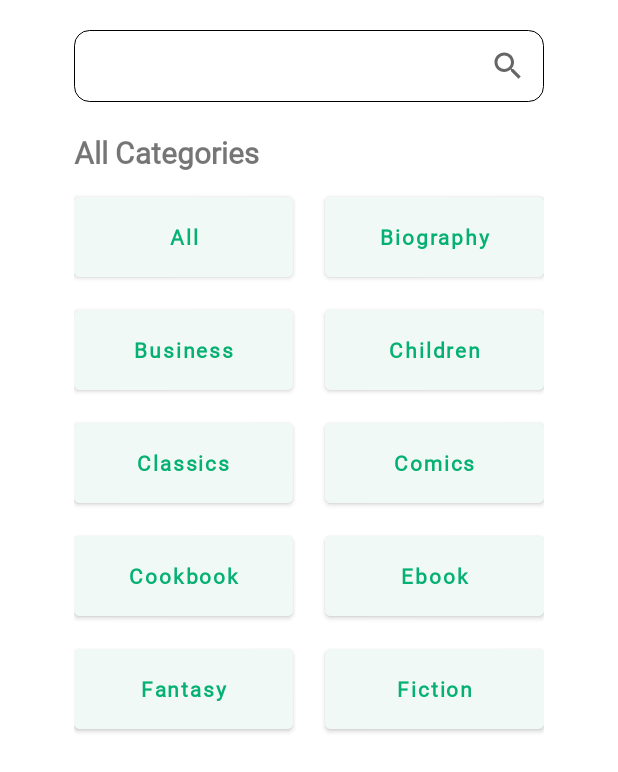
After one commit to emmanuelkech/Emmy_iBook, an Android app: the Categorisation screen opened through its navigation route, on a phone screen of 412 x 824 dp. The commit adds this screen. Shown: the top 772 px of the screen. Run offline under Robolectric (Android 15) with nearby library versions, the phone set to English and light mode, and no system bars; 1 statement that could not run was skipped.

Commit message:
Added Categorisation Page

```diff
--- /dev/null
+++ b/app/src/main/java/com/example/emmy_ibook/fragments/Categorisation.kt
@@ -0,0 +1,33 @@
+package com.example.emmy_ibook.fragments
+
+import android.os.Bundle
+import android.view.LayoutInflater
+import android.view.View
+import android.view.ViewGroup
+import androidx.fragment.app.Fragment
+import androidx.navigation.NavController
+import androidx.navigation.fragment.NavHostFragment
+import com.example.emmy_ibook.databinding.FragmentCategorisationBinding
+
+class Categorisation : Fragment() {
+
+    private var _binding: FragmentCategorisationBinding? = null
+    private val binding get() = _binding!!
+    private lateinit var navCon: NavController
+
+    override fun onCreateView(
+        inflater: LayoutInflater, container: ViewGroup?,
+        savedInstanceState: Bundle?
+    ): View {
+        // Inflate the layout for this fragment
+        _binding = FragmentCategorisationBinding.inflate(inflater, container, false)
+        navCon = NavHostFragment.findNavController(this)
+        return binding.root
+    }
+
+    override fun onViewCreated(view: View, savedInstanceState: Bundle?) {
+        binding.btnAll.setOnClickListener {
+
+        }
+    }
+}
--- /dev/null
+++ b/app/src/main/res/drawable/categorisation_btn_bg.xml
@@ -0,0 +1,16 @@
+<?xml version="1.0" encoding="utf-8"?>
+<selector xmlns:android="http://schemas.android.com/apk/res/android">
+
+    <!-- Focused and not pressed -->
+    <item android:color="#F1F9F7" android:state_focused="true" android:state_pressed="false" />
+
+    <!-- Focused and pressed -->
+    <item android:color="#04B072" android:state_focused="true" android:state_pressed="true" />
+
+    <!-- Unfocused and pressed -->
+    <item android:color="#04B072" android:state_focused="false" android:state_pressed="true" />
+
+    <!-- Default color -->
+    <item android:color="#F1F9F7" />
+
+</selector>
--- /dev/null
+++ b/app/src/main/res/drawable/categorisation_btn_text_color.xml
@@ -0,0 +1,15 @@
+<?xml version="1.0" encoding="utf-8"?>
+<selector xmlns:android="http://schemas.android.com/apk/res/android">
+
+    <!-- Focused and not pressed -->
+    <item android:color="#04B072" android:state_focused="true" android:state_pressed="false" />
+
+    <!-- Focused and pressed -->
+    <item android:color="#FFFFFF" android:state_focused="true" android:state_pressed="true" />
+
+    <!-- Unfocused and pressed -->
+    <item android:color="#FFFFFF" android:state_focused="false" android:state_pressed="true" />
+
+    <!-- Default color -->
+    <item android:color="#04B072" />
+</selector>
--- /dev/null
+++ b/app/src/main/res/drawable/searchview_background.xml
@@ -0,0 +1,10 @@
+<?xml version="1.0" encoding="utf-8"?>
+<shape xmlns:android="http://schemas.android.com/apk/res/android"
+    android:padding="12dp"
+    android:shape="rectangle">
+    <solid android:color="@color/white" />
+    <stroke
+        android:width="0.3dp"
+        android:color="@color/black" />
+    <corners android:radius="10dp" />
+</shape>
--- /dev/null
+++ b/app/src/main/res/layout/fragment_categorisation.xml
@@ -0,0 +1,178 @@
+<?xml version="1.0" encoding="utf-8"?>
+
+<ScrollView xmlns:android="http://schemas.android.com/apk/res/android"
+    xmlns:app="http://schemas.android.com/apk/res-auto"
+    xmlns:tools="http://schemas.android.com/tools"
+    android:layout_width="match_parent"
+    android:layout_height="match_parent"
+    tools:context=".fragments.Categorisation">
+
+    <androidx.constraintlayout.widget.ConstraintLayout
+        android:layout_width="match_parent"
+        android:layout_height="wrap_content"
+        android:layout_marginStart="49dp"
+        android:layout_marginTop="20dp"
+        android:layout_marginEnd="49dp">
+
+        <androidx.appcompat.widget.SearchView
+            android:id="@+id/search_bar"
+            android:layout_width="match_parent"
+            android:layout_height="match_parent"
+            android:background="@drawable/searchview_background"
+            android:layoutDirection="rtl" />
+
+        <com.google.android.material.textview.MaterialTextView
+            android:id="@+id/categorisation_heading"
+            android:layout_width="match_parent"
+            android:layout_height="wrap_content"
+            android:layout_marginTop="20dp"
+            android:fontFamily="@font/sf_pro_rounded_regular"
+            android:text="@string/categorisatio_heading_text"
+            android:textSize="20sp"
+            android:textStyle="bold"
+            app:layout_constraintStart_toStartOf="@id/search_bar"
+            app:layout_constraintTop_toBottomOf="@id/search_bar" />
+
+        <com.google.android.material.button.MaterialButton
+            android:id="@+id/btn_all"
+            android:layout_width="146dp"
+            android:layout_height="65dp"
+            android:layout_marginTop="10dp"
+            android:backgroundTint="@drawable/categorisation_btn_bg"
+            android:fontFamily="@font/sf_pro_rounded_regular"
+            android:text="@string/all"
+            android:textAllCaps="false"
+            android:textColor="@drawable/categorisation_btn_text_color"
+            android:textStyle="bold"
+            app:layout_constraintStart_toStartOf="parent"
+            app:layout_constraintTop_toBottomOf="@+id/categorisation_heading" />
+
+        <com.google.android.material.button.MaterialButton
+            android:id="@+id/btn_biography"
+            android:layout_width="146dp"
+            android:layout_height="65dp"
+            android:layout_marginTop="10dp"
+            android:backgroundTint="@drawable/categorisation_btn_bg"
+            android:fontFamily="@font/sf_pro_rounded_regular"
+            android:text="@string/biography"
+            android:textAllCaps="false"
+            android:textColor="@drawable/categorisation_btn_text_color"
+            android:textStyle="bold"
+            app:layout_constraintEnd_toEndOf="parent"
+            app:layout_constraintTop_toBottomOf="@+id/categorisation_heading" />
+
+        <com.google.android.material.button.MaterialButton
+            android:id="@+id/btn_business"
+            android:layout_width="146dp"
+            android:layout_height="65dp"
+            android:layout_marginTop="10dp"
+            android:backgroundTint="@drawable/categorisation_btn_bg"
+            android:fontFamily="@font/sf_pro_rounded_regular"
+            android:text="@string/business"
+            android:textAllCaps="false"
+            android:textColor="@drawable/categorisation_btn_text_color"
+            android:textStyle="bold"
+            app:layout_constraintStart_toStartOf="parent"
+            app:layout_constraintTop_toBottomOf="@+id/btn_all" />
+
+        <com.google.android.material.button.MaterialButton
+            android:id="@+id/btn_children"
+            android:layout_width="146dp"
+            android:layout_height="65dp"
+            android:layout_marginTop="10dp"
+            android:backgroundTint="@drawable/categorisation_btn_bg"
+            android:fontFamily="@font/sf_pro_rounded_regular"
+            android:text="@string/children"
+            android:textAllCaps="false"
+            android:textColor="@drawable/categorisation_btn_text_color"
+            android:textStyle="bold"
+            app:layout_constraintEnd_toEndOf="parent"
+            app:layout_constraintTop_toBottomOf="@+id/btn_biography" />
+
+        <com.google.android.material.button.MaterialButton
+            android:id="@+id/btn_classics"
+            android:layout_width="146dp"
+            android:layout_height="65dp"
+            android:layout_marginTop="10dp"
+            android:backgroundTint="@drawable/categorisation_btn_bg"
+            android:fontFamily="@font/sf_pro_rounded_regular"
+            android:text="@string/classics"
+            android:textAllCaps="false"
+            android:textColor="@drawable/categorisation_btn_text_color"
+            android:textStyle="bold"
+            app:layout_constraintStart_toStartOf="parent"
+            app:layout_constraintTop_toBottomOf="@+id/btn_business" />
+
+        <com.google.android.material.button.MaterialButton
+            android:id="@+id/btn_comics"
+            android:layout_width="146dp"
+            android:layout_height="65dp"
+            android:layout_marginTop="10dp"
+            android:backgroundTint="@drawable/categorisation_btn_bg"
+            android:fontFamily="@font/sf_pro_rounded_regular"
+            android:text="@string/comics"
+            android:textAllCaps="false"
+            android:textColor="@drawable/categorisation_btn_text_color"
+            android:textStyle="bold"
+            app:layout_constraintEnd_toEndOf="parent"
+            app:layout_constraintTop_toBottomOf="@+id/btn_children" />
+
+        <com.google.android.material.button.MaterialButton
+            android:id="@+id/btn_cookbook"
+            android:layout_width="146dp"
+            android:layout_height="65dp"
+            android:layout_marginTop="10dp"
+            android:backgroundTint="@drawable/categorisation_btn_bg"
+            android:fontFamily="@font/sf_pro_rounded_regular"
+            android:text="@string/cookbook"
+            android:textAllCaps="false"
+            android:textColor="@drawable/categorisation_btn_text_color"
+            android:textStyle="bold"
+            app:layout_constraintStart_toStartOf="parent"
+            app:layout_constraintTop_toBottomOf="@+id/btn_classics" />
+
+        <com.google.android.material.button.MaterialButton
+            android:id="@+id/btn_ebook"
+            android:layout_width="146dp"
+            android:layout_height="65dp"
+            android:layout_marginTop="10dp"
+            android:backgroundTint="@drawable/categorisation_btn_bg"
+            android:fontFamily="@font/sf_pro_rounded_regular"
+            android:text="@string/ebook"
+            android:textAllCaps="false"
+            android:textColor="@drawable/categorisation_btn_text_color"
+            android:textStyle="bold"
+            app:layout_constraintEnd_toEndOf="parent"
+            app:layout_constraintTop_toBottomOf="@+id/btn_comics" />
+
+        <com.google.android.material.button.MaterialButton
+            android:id="@+id/btn_fantasy"
+            android:layout_width="146dp"
+            android:layout_height="65dp"
+            android:layout_marginTop="10dp"
+            android:backgroundTint="@drawable/categorisation_btn_bg"
+            android:fontFamily="@font/sf_pro_rounded_regular"
+            android:text="@string/fantasy"
+            android:textAllCaps="false"
+            android:textColor="@drawable/categorisation_btn_text_color"
+            android:textStyle="bold"
+            app:layout_constraintStart_toStartOf="parent"
+            app:layout_constraintTop_toBottomOf="@+id/btn_cookbook" />
+
+        <com.google.android.material.button.MaterialButton
+            android:id="@+id/btn_fiction"
+            android:layout_width="146dp"
+            android:layout_height="65dp"
+            android:layout_marginTop="10dp"
+            android:backgroundTint="@drawable/categorisation_btn_bg"
+            android:fontFamily="@font/sf_pro_rounded_regular"
+            android:text="@string/fiction"
+            android:textAllCaps="false"
+            android:textColor="@drawable/categorisation_btn_text_color"
+            android:textStyle="bold"
+            app:layout_constraintEnd_toEndOf="parent"
+            app:layout_constraintTop_toBottomOf="@+id/btn_ebook" />
+
+    </androidx.constraintlayout.widget.ConstraintLayout>
+
+</ScrollView>
--- a/app/src/main/res/navigation/nav_graph.xml
+++ b/app/src/main/res/navigation/nav_graph.xml
@@ -68,4 +68,9 @@
         android:name="com.example.emmy_ibook.activity.MainActivity"
         android:label="activity_home_screen"
         tools:layout="@layout/activity_home_screen" />
+    <fragment
+        android:id="@+id/categorisation"
+        android:name="com.example.emmy_ibook.fragments.Categorisation"
+        android:label="fragment_categorisation"
+        tools:layout="@layout/fragment_categorisation" />
 </navigation>
--- /dev/null
+++ b/app/src/main/res/values-night/strings.xml
@@ -0,0 +1,14 @@
+<?xml version="1.0" encoding="utf-8"?>
+<resources>
+    <string name="categorisatio_heading_text">All Categories</string>
+    <string name="all">All</string>
+    <string name="biography">Biography</string>
+    <string name="business">Business</string>
+    <string name="children">Children</string>
+    <string name="classics">Classics</string>
+    <string name="comics">Comics</string>
+    <string name="cookbook">Cookbook</string>
+    <string name="ebook">Ebook</string>
+    <string name="fantasy">Fantasy</string>
+    <string name="fiction">Fiction</string>
+</resources>
--- a/app/src/main/res/values/strings.xml
+++ b/app/src/main/res/values/strings.xml
@@ -27,4 +27,15 @@
     <string name="create_a_username">Create a username</string>
     <string name="provide_your_last_name">Provide your last name</string>
     <string name="provide_your_first_name">Provide your first name</string>
+    <string name="categorisatio_heading_text">All Categories</string>
+    <string name="all">All</string>
+    <string name="biography">Biography</string>
+    <string name="business">Business</string>
+    <string name="children">Children</string>
+    <string name="classics">Classics</string>
+    <string name="comics">Comics</string>
+    <string name="cookbook">Cookbook</string>
+    <string name="ebook">Ebook</string>
+    <string name="fantasy">Fantasy</string>
+    <string name="fiction">Fiction</string>
 </resources>
```
